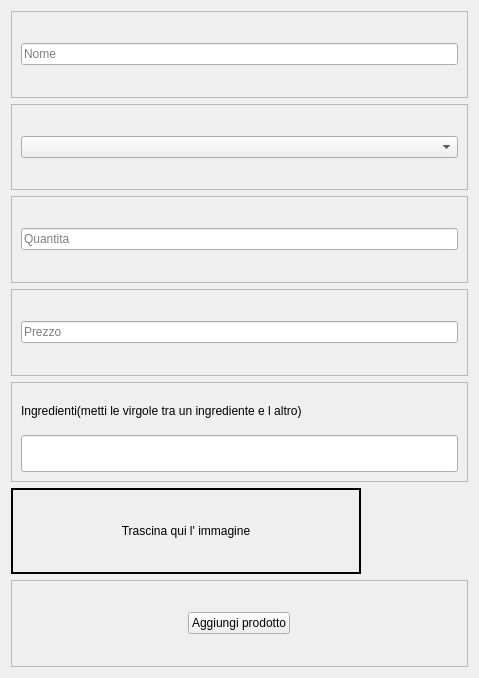
Above: projectIS/prodotto/view/VistaInserisciProdotto.ui from chritianchiappa/progetto_panificio before the change. Below: the same form after it.
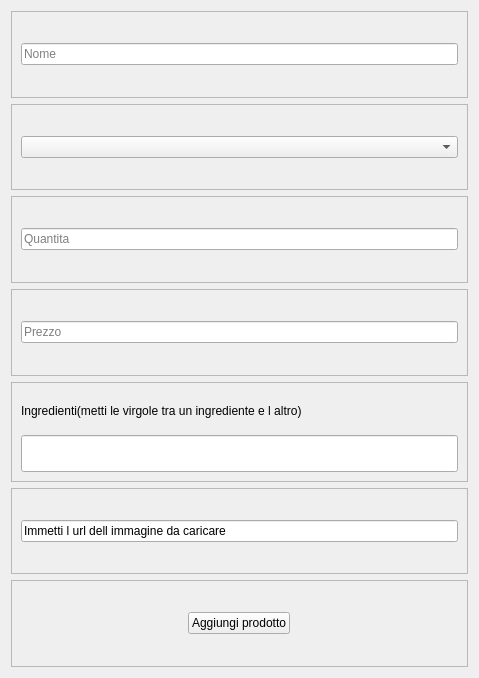
That is the form after the change.

Commit message: modifiche chiusura login e home

Patch:
```diff
--- a/projectIS/prodotto/view/VistaInserisciProdotto.ui
+++ b/projectIS/prodotto/view/VistaInserisciProdotto.ui
@@ -197,31 +197,28 @@
     </widget>
    </item>
    <item>
-    <widget class="QLabel" name="label_immagine">
+    <widget class="QFrame" name="frame_7">
      <property name="sizePolicy">
       <sizepolicy hsizetype="Expanding" vsizetype="Expanding">
        <horstretch>0</horstretch>
        <verstretch>0</verstretch>
       </sizepolicy>
      </property>
-     <property name="maximumSize">
-      <size>
-       <width>350</width>
-       <height>220</height>
-      </size>
+     <property name="frameShape">
+      <enum>QFrame::StyledPanel</enum>
      </property>
-     <property name="acceptDrops">
-      <bool>true</bool>
+     <property name="frameShadow">
+      <enum>QFrame::Raised</enum>
      </property>
-     <property name="styleSheet">
-      <string notr="true">border:2px solid black</string>
-     </property>
-     <property name="text">
-      <string>Trascina qui l' immagine</string>
-     </property>
-     <property name="alignment">
-      <set>Qt::AlignCenter</set>
-     </property>
+     <layout class="QHBoxLayout" name="horizontalLayout_6">
+      <item>
+       <widget class="QLineEdit" name="url_immagine">
+        <property name="text">
+         <string>Immetti l url dell immagine da caricare</string>
+        </property>
+       </widget>
+      </item>
+     </layout>
     </widget>
    </item>
    <item>
```
The commit also changes 2 other files.
